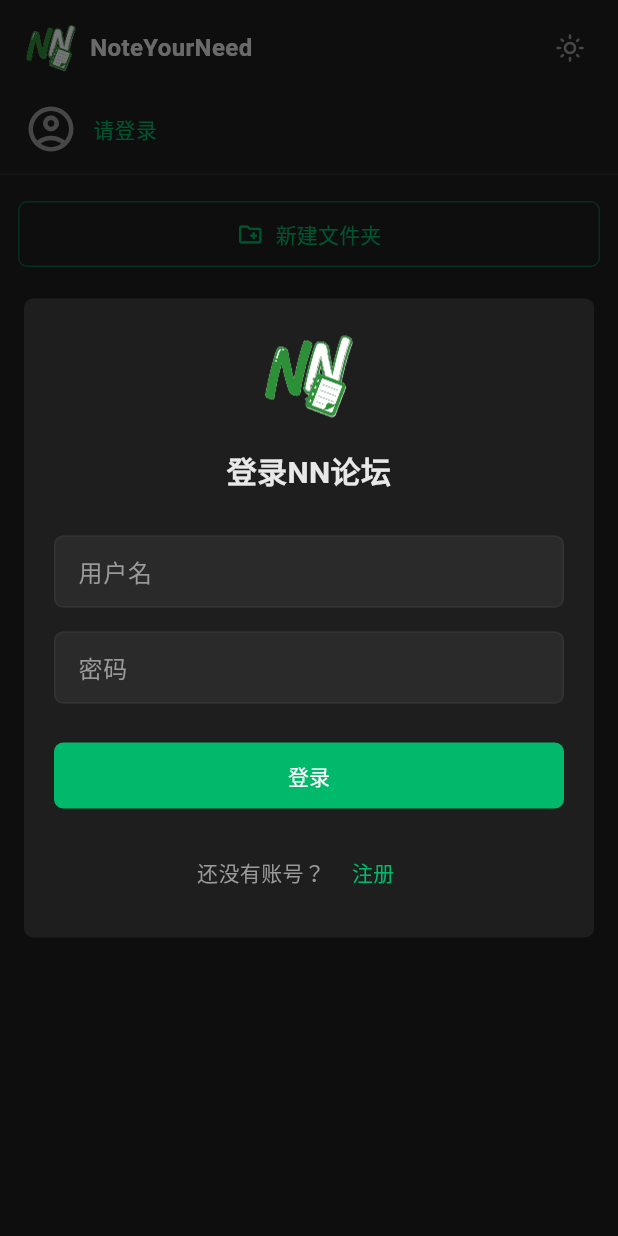
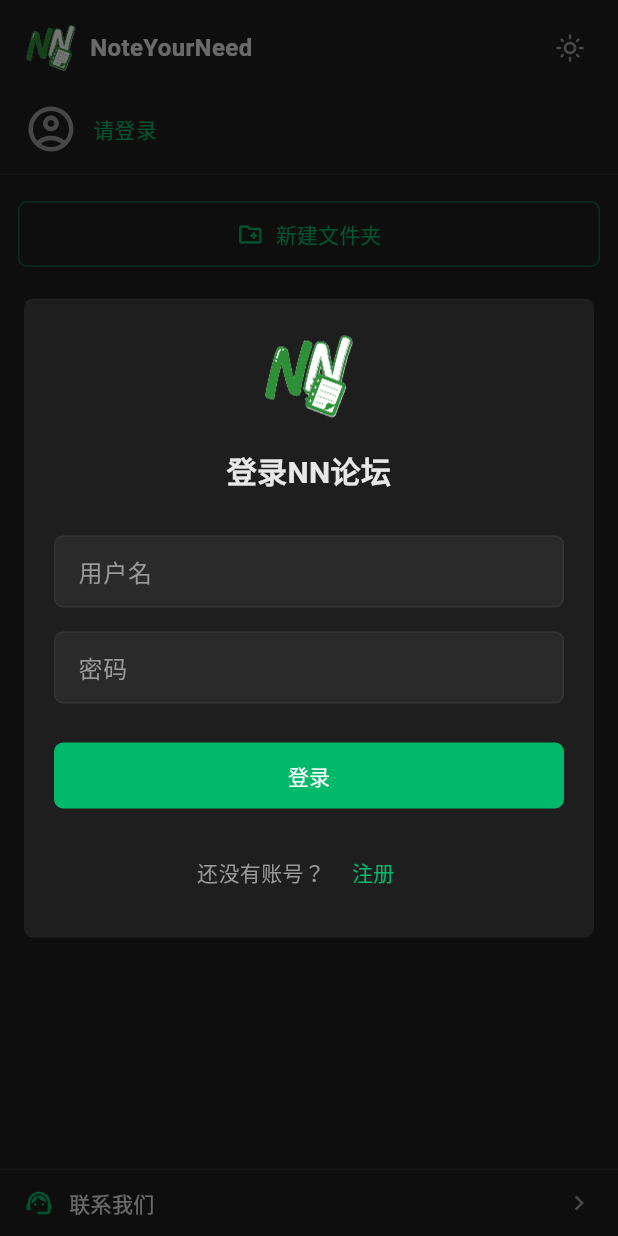
Before and after one commit to rontowerdragonsingingZi/JLX, a Flutter app: the screen it shows after launch, after a tap on the "dark mode" icon, after a tap on "请登录", on a phone screen of 412 x 824 dp. Run offline on Flutter 3.47's test engine with Material 3 defaults, Android fonts, the phone set to English and light mode, and no system bars; our stand-ins replace file_picker, shared_preferences, sqflite, sqflite_common_ffi, sqflite_common_ffi_web; missing offline and left inert: flutter_quill, markdown, markdown_quill; accounts and stored records are empty.

Commit message:
add:增加聯繫我們

```diff
--- a/yuque_notes/lib/screens/workspace/workspace_screen.dart
+++ b/yuque_notes/lib/screens/workspace/workspace_screen.dart
@@ -15,6 +15,7 @@
 import '../../theme/app_theme.dart';
 import '../../utils/responsive_layout.dart';
 import '../../widgets/app_logo.dart';
+import '../../widgets/contact_us_dialog.dart';
 import '../../widgets/document_editor_panel.dart';
 import '../../widgets/name_dialog.dart';
 import '../../widgets/sidebar_tree.dart';
@@ -558,6 +559,55 @@
                       onDelete: _delete,
                     ),
             ),
+            // Windows / Android 共用：底部「联系我们」
+            _buildContactUsBar(colors),
+          ],
+        ),
+      ),
+    );
+  }
+
+  Widget _buildContactUsBar(AppThemeColors colors) {
+    return Material(
+      color: colors.sidebar,
+      child: SafeArea(
+        top: false,
+        child: Column(
+          mainAxisSize: MainAxisSize.min,
+          children: [
+            Divider(height: 1, color: colors.border),
+            InkWell(
+              key: const Key('contact_us_entry'),
+              onTap: () => showContactUsDialog(context),
+              child: Padding(
+                padding: const EdgeInsets.symmetric(horizontal: 16, vertical: 12),
+                child: Row(
+                  children: [
+                    Icon(
+                      Icons.support_agent_outlined,
+                      size: 20,
+                      color: colors.primary,
+                    ),
+                    const SizedBox(width: 10),
+                    Expanded(
+                      child: Text(
+                        '联系我们',
+                        style: TextStyle(
+                          fontSize: 14,
+                          fontWeight: FontWeight.w500,
+                          color: colors.textPrimary,
+                        ),
+                      ),
+                    ),
+                    Icon(
+                      Icons.chevron_right,
+                      size: 20,
+                      color: colors.textSecondary,
+                    ),
+                  ],
+                ),
+              ),
+            ),
           ],
         ),
       ),
--- a/yuque_notes/pubspec.yaml
+++ b/yuque_notes/pubspec.yaml
@@ -36,3 +36,6 @@
   uses-material-design: true
   assets:
     - assets/images/app_logo.png
+    - assets/images/contact/qq_qr.png
+    - assets/images/contact/wechat_qr.png
+    - assets/images/contact/tg_qr.png
```
Also changed, not shown: yuque_notes/lib/widgets/contact_us_dialog.dart (added, +273 -0 lines), 0328e9de22feb2f6976fe92897810876.png (added), 1efb2b84f27f8c8f347baab40e2cc482.png (added), 73ee5dd234d16a306bfef4be14a77b06.png (added), yuque_notes/assets/images/contact/qq_qr.png (added), yuque_notes/assets/images/contact/tg_qr.png (added), yuque_notes/assets/images/contact/wechat_qr.png (added).
